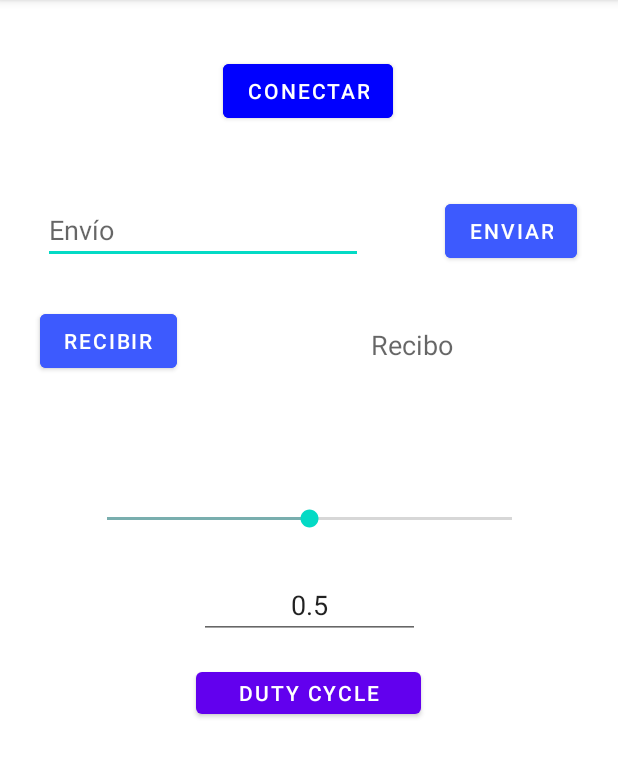
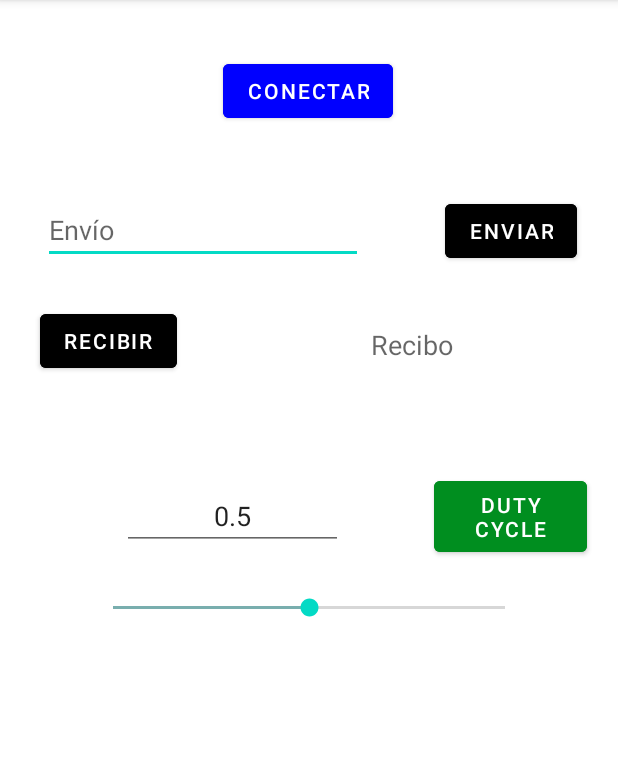
Before and after one commit to Darodbas/Control_BLDC, an Android app: the screen it shows after launch (MainActivity), after a tap on "DUTY CYCLE", on a phone screen of 412 x 824 dp, the part 84-862 px from its top. Run offline under Robolectric (Android 15) with nearby library versions, the phone set to English and light mode, and no system bars.

Commit message:
mejora sigue error en paired

```diff
--- a/app/src/main/java/com/example/controlbldc/MainActivity.java
+++ b/app/src/main/java/com/example/controlbldc/MainActivity.java
@@ -40,11 +40,13 @@ public class MainActivity extends AppCompatActivity {
     protected int numDisp = 0;
     protected int resolucion = 100000;
 
+    protected boolean valorEdittext=false;
+
     protected double dutyCycle;
 
     protected String dispositivosEmp = "";
     protected String macMicro = "";
-    protected String nombreMicro = "DAVID-PC";
+    protected String nombreMicro = "ESP32Drive"; //"DAVID-PC";
     protected String cadenaRecibida = "";
 
     protected Button  btConectar,btEnvio,btRecibe,btEnvioValor;
@@ -115,6 +117,7 @@ public class MainActivity extends AppCompatActivity {
 
         if (pairedDevices.size() > 0) {
             // Hay dispositivos emparejados
+            tvRecibo.setText("hay emparejados");
             macMicro = "";
             for (BluetoothDevice device : pairedDevices) {
                 String deviceName = device.getName();
@@ -129,7 +132,9 @@ public class MainActivity extends AppCompatActivity {
                 dispositivosEmp = dispositivosEmp + "\r\n" + deviceName;
                 numDisp++;
 
+
             }
+
         }
     }
 
@@ -196,7 +201,9 @@ public class MainActivity extends AppCompatActivity {
                 if(btactiv) {
                     if (!conectado) {
                         //Luego busca el micro en los emparejados//
+
                         PairedDisp();
+                        tvRecibo.setText("paired");
 
                         //intenta conectarse//
                         if (macMicro.length() > 0) {
@@ -219,15 +226,24 @@ public class MainActivity extends AppCompatActivity {
                                 contador++;
                             } while (!btsocket.isConnected() && contador <= 10);
 
-                            if (btsocket.isConnected()) {
+                            if (btsocket.isConnected()) { //conectado correctamente//
                                 conectado = true;
 
                                 btConectar.setBackgroundColor(Color.GREEN);
                                 btConectar.setText("Desconectar");
                                 btConectar.setTextColor(Color.BLACK);
-                            } else {
+
+                            } else { //error al conectar//
+
+                                try {
+                                    btsocket.close();
+                                } catch (IOException e) {
+                                    e.printStackTrace();
+                                }
+
                                 MensajesPantalla(4);
                                 conectado = false;
+
                             }
 
                             try {
@@ -328,6 +344,7 @@ public class MainActivity extends AppCompatActivity {
         btEnvioValor.setOnClickListener(new View.OnClickListener() {
             @Override
             public void onClick(View view) {
+
                 if (conectado) {
                     if (etValorEnvio.getText().length() > 0) {
 
@@ -335,11 +352,12 @@ public class MainActivity extends AppCompatActivity {
 
                         if (dutyCycle >= 0 && dutyCycle <= 1) {
 
+                            valorEdittext=true;
                             sbBarraDeslizante.setProgress((int)(dutyCycle*resolucion));
 
                             String textoEnvio;
                             int caracter;
-                            textoEnvio = "D"+ String.valueOf(etValorEnvio.getText())+"d";
+                            textoEnvio = "D"+ etValorEnvio.getText()+"d";
 
 
                             try {
@@ -357,6 +375,13 @@ public class MainActivity extends AppCompatActivity {
                         }
                     }
                 }else{
+                    valorEdittext=true;
+                    dutyCycle = Double.parseDouble(String.valueOf(etValorEnvio.getText()));
+
+                    if (dutyCycle >= 0 && dutyCycle <= 1) {
+
+                        sbBarraDeslizante.setProgress((int) (dutyCycle * resolucion));
+                    }
                     MensajesPantalla(0);
                 }
             }
@@ -365,13 +390,18 @@ public class MainActivity extends AppCompatActivity {
         sbBarraDeslizante.setOnSeekBarChangeListener(new SeekBar.OnSeekBarChangeListener() {
             @Override
             public void onProgressChanged(SeekBar seekBar, int i, boolean b) {
-                dutyCycle = (double) i/resolucion;
-                etValorEnvio.setText(Double.toString(dutyCycle));
+
+                if(valorEdittext==false){//si el valor lo cambia el edit text no hace nada
+                    dutyCycle = (double) i/resolucion;
+                    etValorEnvio.setText(Double.toString(dutyCycle));
+                }
+
 
             }
 
             @Override
             public void onStartTrackingTouch(SeekBar seekBar) {
+                valorEdittext=false;
 
             }
 
--- a/app/src/main/res/layout/activity_main.xml
+++ b/app/src/main/res/layout/activity_main.xml
@@ -36,7 +36,7 @@
         android:id="@+id/btEnviar"
         android:layout_width="wrap_content"
         android:layout_height="wrap_content"
-        android:backgroundTint="#3D5AFE"
+        android:backgroundTint="#000000"
         android:text="Enviar"
         app:layout_constraintBottom_toTopOf="@+id/guideline3"
         app:layout_constraintEnd_toStartOf="@+id/guideline8"
@@ -63,7 +63,7 @@
         android:id="@+id/btRecibir"
         android:layout_width="wrap_content"
         android:layout_height="wrap_content"
-        android:backgroundTint="#3D5AFE"
+        android:backgroundTint="#000000"
         android:text="Recibir"
         app:layout_constraintBottom_toTopOf="@+id/guideline6"
         app:layout_constraintEnd_toStartOf="@+id/guideline5"
@@ -144,17 +144,17 @@
 
     <SeekBar
         android:id="@+id/sbBarraDeslizante"
-        android:layout_width="302dp"
-        android:layout_height="61dp"
+        android:layout_width="293dp"
+        android:layout_height="41dp"
         android:longClickable="true"
         android:max="100000"
         android:min="0"
         android:progress="50000"
         android:progressTint="#79AEAE"
-        app:layout_constraintBottom_toTopOf="@+id/guideline12"
+        app:layout_constraintBottom_toTopOf="@+id/guideline14"
         app:layout_constraintEnd_toEndOf="parent"
         app:layout_constraintStart_toStartOf="parent"
-        app:layout_constraintTop_toTopOf="@+id/guideline11" />
+        app:layout_constraintTop_toTopOf="@+id/guideline12" />
 
     <androidx.constraintlayout.widget.Guideline
         android:id="@+id/guideline12"
@@ -171,10 +171,10 @@
         android:gravity="center"
         android:inputType="numberDecimal"
         android:text="0.5"
-        app:layout_constraintBottom_toTopOf="@+id/guideline14"
+        app:layout_constraintBottom_toTopOf="@+id/guideline12"
         app:layout_constraintEnd_toStartOf="@+id/guideline4"
-        app:layout_constraintStart_toStartOf="@+id/guideline5"
-        app:layout_constraintTop_toTopOf="@+id/guideline12" />
+        app:layout_constraintStart_toStartOf="@+id/guideline7"
+        app:layout_constraintTop_toTopOf="@+id/guideline11" />
 
     <androidx.constraintlayout.widget.Guideline
         android:id="@+id/guideline13"
@@ -192,14 +192,15 @@
 
     <Button
         android:id="@+id/btEnvioValor"
-        android:layout_width="150dp"
-        android:layout_height="40dp"
-        android:layout_marginStart="4dp"
+        android:layout_width="102dp"
+        android:layout_height="59dp"
+        android:backgroundTint="#008E1F"
         android:text="Duty Cycle"
-        app:layout_constraintBottom_toTopOf="@+id/guideline13"
-        app:layout_constraintEnd_toStartOf="@+id/guideline4"
-        app:layout_constraintHorizontal_bias="0.272"
-        app:layout_constraintStart_toStartOf="@+id/guideline5"
-        app:layout_constraintTop_toBottomOf="@+id/etValorEnvio" />
+        app:layout_constraintBottom_toTopOf="@+id/guideline12"
+        app:layout_constraintEnd_toStartOf="@+id/guideline8"
+        app:layout_constraintHorizontal_bias="1.0"
+        app:layout_constraintStart_toStartOf="@+id/guideline4"
+        app:layout_constraintTop_toTopOf="@+id/guideline11"
+        app:layout_constraintVertical_bias="0.413" />
 
 </androidx.constraintlayout.widget.ConstraintLayout>
```
